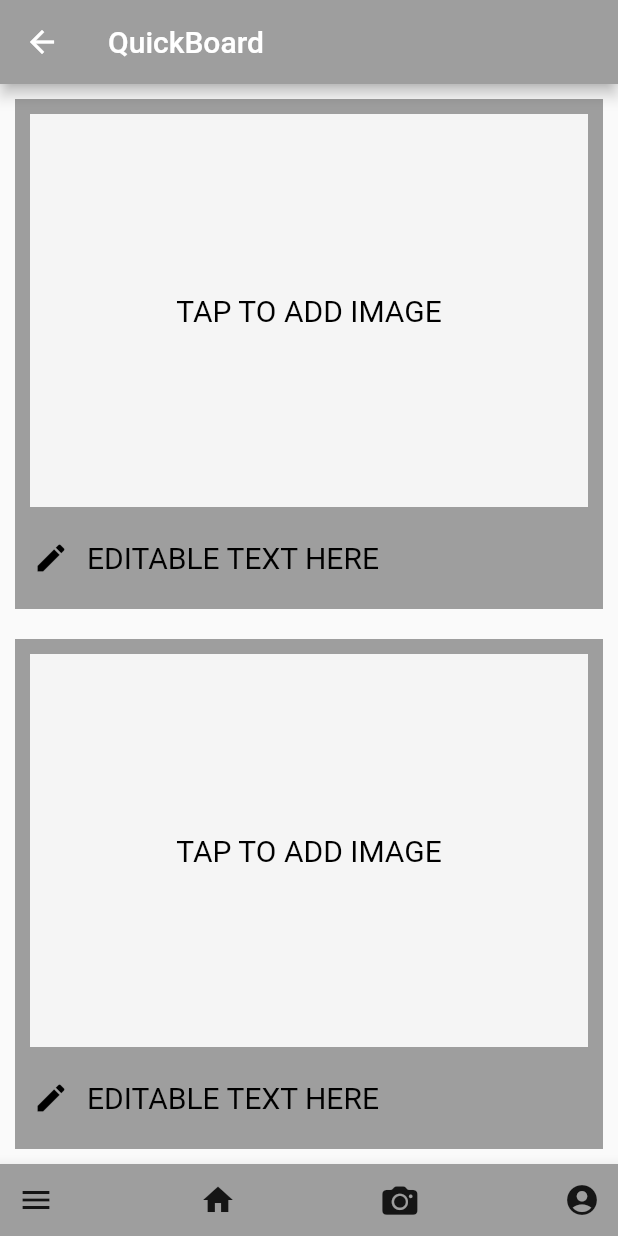
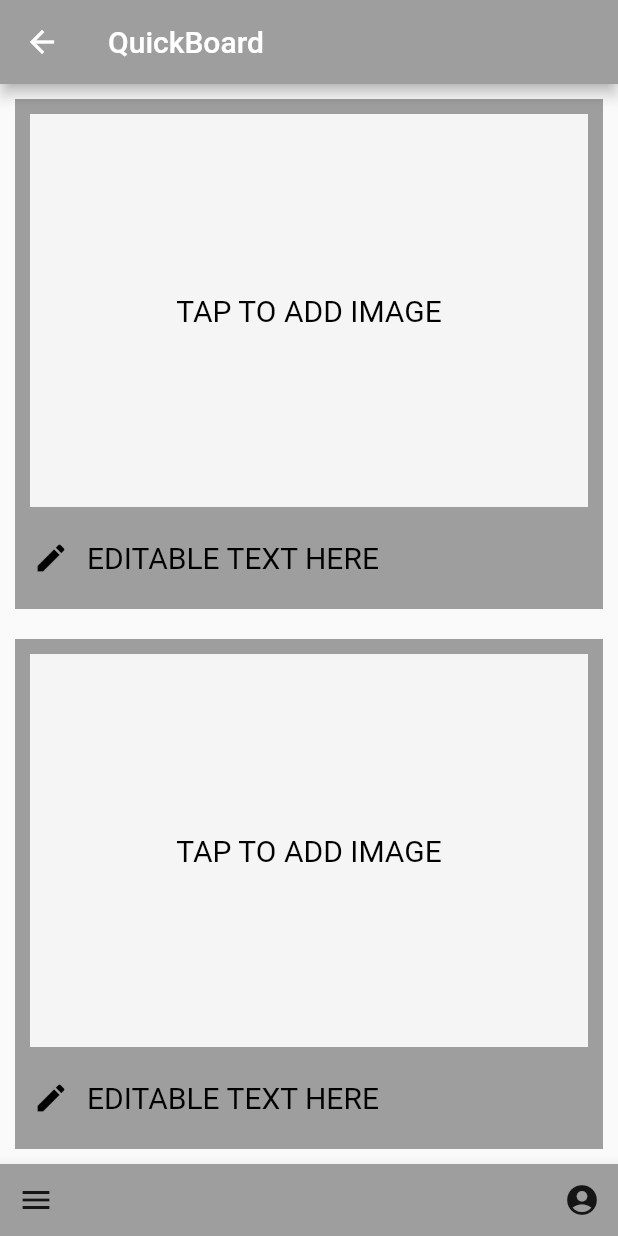
Before and after one commit to leahwho/swiftchat, a Flutter app: the QuickBoard screen opened by its route, on a phone screen of 412 x 824 dp. Run offline on Flutter 3.47's test engine with Material 2 defaults, Android fonts, the phone set to English and light mode, and no system bars.

Commit message:
removes icons i'll never use!

```diff
--- a/lib/bottom_nav_bar.dart
+++ b/lib/bottom_nav_bar.dart
@@ -15,16 +15,6 @@ class BottomNavBar extends StatelessWidget {
             onPressed: () {},
           ),
           IconButton(
-            icon: Icon(Icons.home),
-            onPressed: () {
-              Navigator.pushNamed(context, '/');
-            },
-          ),
-          IconButton(
-            icon: Icon(CupertinoIcons.photo_camera_solid),
-            onPressed: () {},
-          ),
-          IconButton(
             icon: Icon(Icons.account_circle),
             onPressed: () {},
           ),
```
